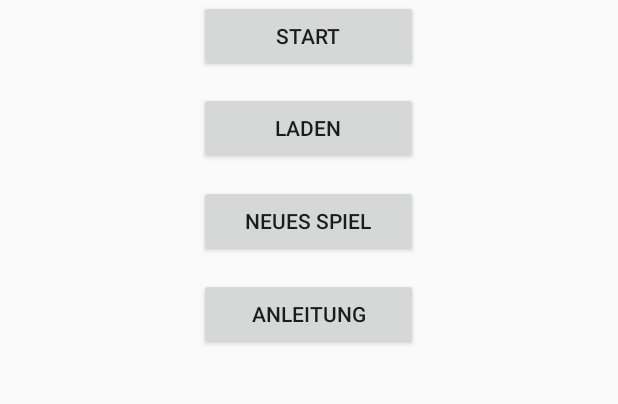
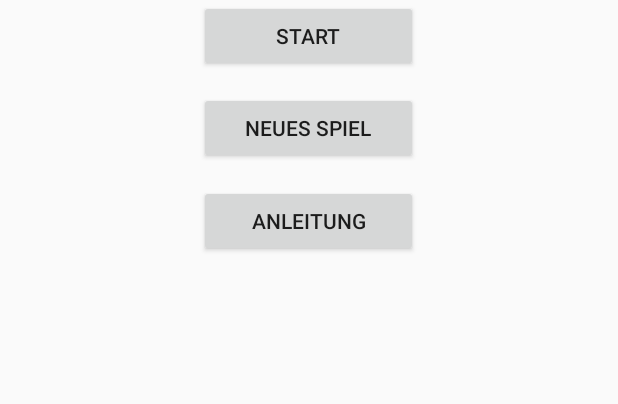
Before and after one commit to leifii/Schnitzeljagd, an Android app: the screen it shows after launch (StartActivity), on a phone screen of 412 x 824 dp, the part 386-790 px from its top. Run offline under Robolectric (Android 15) with nearby library versions, the phone set to English and light mode, and no system bars.

Commit message:
Merge branch 'master' of https://github.com/leifii/Schnitzeljagd
# Conflicts:
#	app/src/main/AndroidManifest.xml

```diff
--- a/app/src/main/java/de/unidue/mse/thewesleycrusher/schnitzeljagd/AuswahlRouteActivity.java
+++ b/app/src/main/java/de/unidue/mse/thewesleycrusher/schnitzeljagd/AuswahlRouteActivity.java
@@ -31,8 +31,9 @@ public class AuswahlRouteActivity extends AppCompatActivity {
     protected void onCreate(Bundle savedInstanceState) {
         super.onCreate(savedInstanceState);
         setContentView(R.layout.activity_auswahl_route);
+        getSupportActionBar().setDisplayHomeAsUpEnabled(true);
 
-        //getSupportActionBar().setDisplayHomeAsUpEnabled(true);
+
         textView = (TextView) findViewById(R.id.textSpielLaden);
 
         myDir= Environment.getExternalStorageDirectory().getAbsolutePath()+"/schnitzeljagd/routen";
@@ -105,7 +106,6 @@ public class AuswahlRouteActivity extends AppCompatActivity {
 
 
 
-        /*
     @Override
     public boolean onOptionsItemSelected(MenuItem item) {
 
@@ -124,7 +124,5 @@ public class AuswahlRouteActivity extends AppCompatActivity {
         super.onBackPressed();
     }
 
-    */
-
 
 }
--- a/app/src/main/java/de/unidue/mse/thewesleycrusher/schnitzeljagd/StartActivity.java
+++ b/app/src/main/java/de/unidue/mse/thewesleycrusher/schnitzeljagd/StartActivity.java
@@ -26,8 +26,6 @@ public class StartActivity extends AppCompatActivity implements View.OnClickList
 
         Button start = (Button) findViewById(R.id.button_start);
         start.setOnClickListener(this);
-        Button laden = (Button) findViewById(R.id.button_laden);
-        laden.setOnClickListener(this);
         Button anleitung = (Button) findViewById(R.id.button_anleitung);
         anleitung.setOnClickListener(this);
         Button neuesspiel = (Button) findViewById(R.id.button_neuesspiel );
@@ -83,10 +81,6 @@ public class StartActivity extends AppCompatActivity implements View.OnClickList
                 startActivity(intent);
                 break;
 
-            case R.id.button_laden:
-                startActivity(new Intent(StartActivity.this, MapsActivity.class));
-                break;
-
             case R.id.button_anleitung:
                 startActivity(new Intent(StartActivity.this, AnleitungActivity.class));
                 break;
--- a/app/src/main/res/layout/activity_start.xml
+++ b/app/src/main/res/layout/activity_start.xml
@@ -39,40 +39,30 @@
             tools:layout_editor_absoluteY="386dp" />
 
         <Button
-            android:id="@+id/button_laden"
+            android:id="@+id/button_neuesspiel"
             android:layout_width="146dp"
             android:layout_height="wrap_content"
             android:layout_alignStart="@+id/button_start"
             android:layout_below="@+id/button_start"
             android:layout_gravity="center"
             android:layout_marginTop="13dp"
-            android:text="Laden"
+            android:text="Neues Spiel"
             tools:layout_editor_absoluteX="148dp"
             tools:layout_editor_absoluteY="231dp" />
+
+
 
         <Button
             android:id="@+id/button_anleitung"
             android:layout_width="146dp"
             android:layout_height="wrap_content"
-            android:layout_alignStart="@+id/button_neuesspiel"
-            android:layout_below="@+id/button_neuesspiel"
             android:layout_gravity="center"
             android:layout_marginTop="14dp"
             android:text="Anleitung"
             tools:layout_editor_absoluteX="148dp"
-            tools:layout_editor_absoluteY="500dp" />
-
-        <Button
-            android:id="@+id/button_neuesspiel"
-            android:layout_width="146dp"
-            android:layout_height="wrap_content"
-            android:layout_gravity="center"
-            android:layout_marginTop="14dp"
-            android:text="Neues Spiel"
-            tools:layout_editor_absoluteX="148dp"
             tools:layout_editor_absoluteY="500dp"
-            android:layout_below="@+id/button_laden"
-            android:layout_alignStart="@+id/button_laden" />
+            android:layout_below="@+id/button_neuesspiel"
+            android:layout_alignStart="@+id/button_neuesspiel" />
 
         <android.support.constraint.Guideline
             android:id="@+id/guideline"
```
